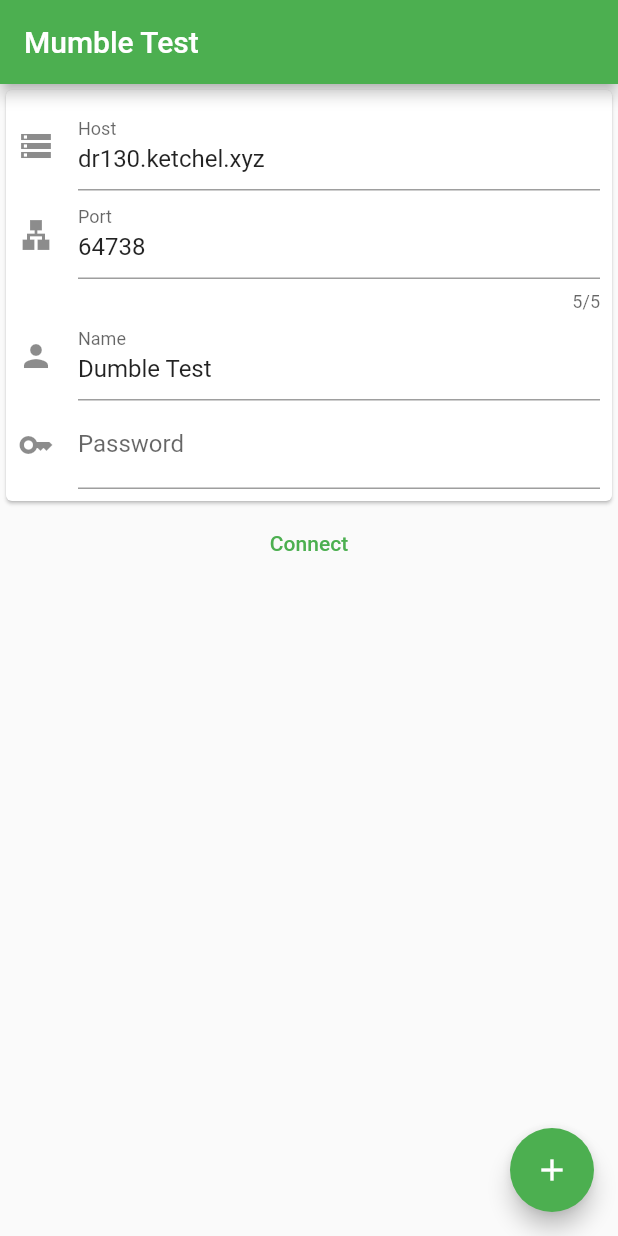
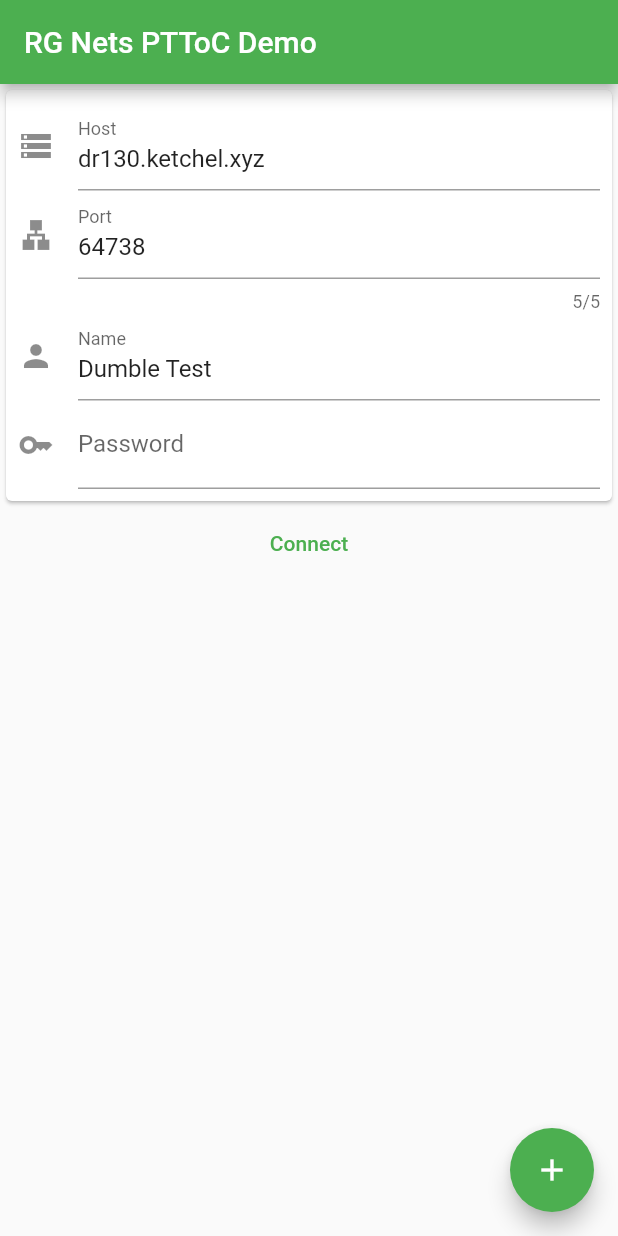
Before and after one commit to rgnets/ptt_poc, a Flutter app: the screen it shows after launch, on a phone screen of 412 x 824 dp. Run offline on Flutter 3.47's test engine with Material 2 defaults, Android fonts, the phone set to English and light mode, and no system bars; our stand-ins replace logger, loggy, permission_handler; missing offline and left inert: audio_session, dumble, flutter_loggy, flutter_sound, opus_dart, opus_flutter.

Commit message:
update name for publish

```diff
--- a/lib/main.dart
+++ b/lib/main.dart
@@ -54,7 +54,7 @@ class MyApp extends StatelessWidget {
   Widget build(BuildContext context) {
     return MaterialApp(
       debugShowCheckedModeBanner: false,
-      title: 'Flutter Demo',
+      title: 'RG Nets PTToC Demo',
       theme: ThemeData(
         // This is the theme of your application.
         //
--- a/lib/views/mumble_ui/mumble_ui.dart
+++ b/lib/views/mumble_ui/mumble_ui.dart
@@ -26,7 +26,7 @@ class MumbleUiView extends StatelessWidget with UiLoggy {
               appBar: AppBar(
                 // Here we take the value from the MyHomePage object that was created by
                 // the App.build method, and use it to set our appbar title.
-                title: Text("Mumble Test"),
+                title: Text("RG Nets PTToC Demo"),
               ),
               body: SingleChildScrollView(
                 child: Column(
```
Also changed, not shown: 1 other file.
